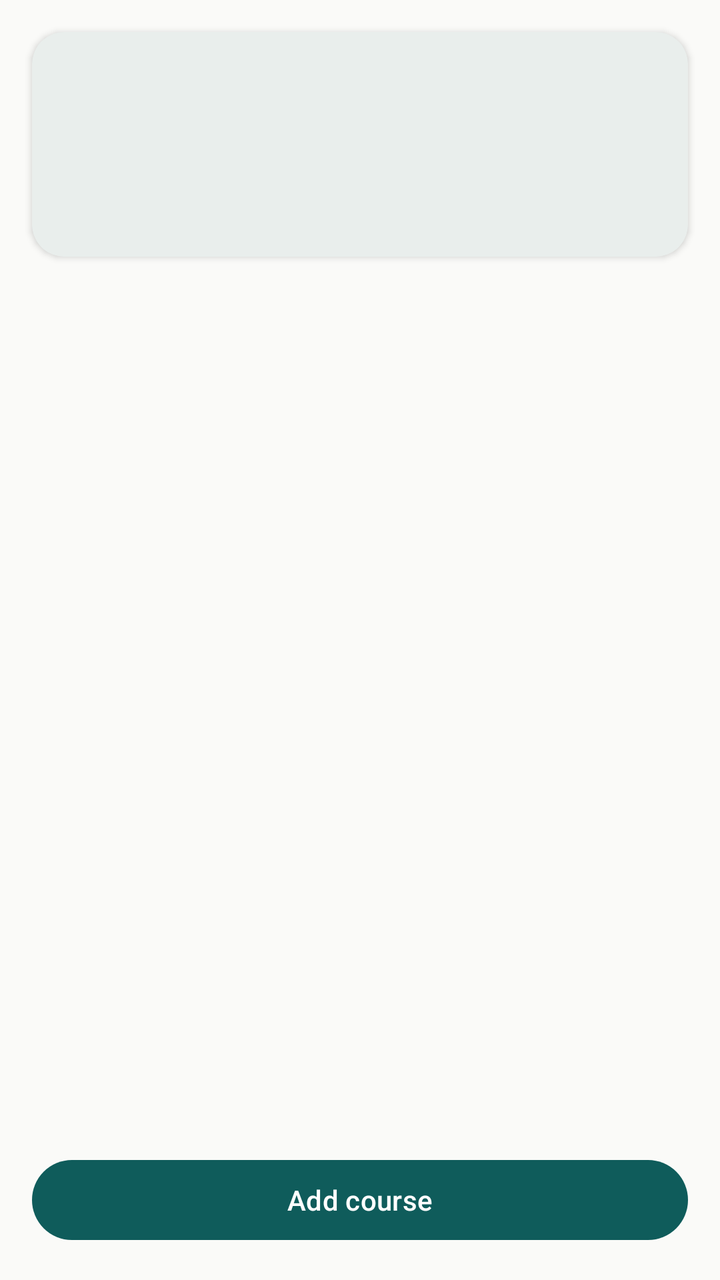
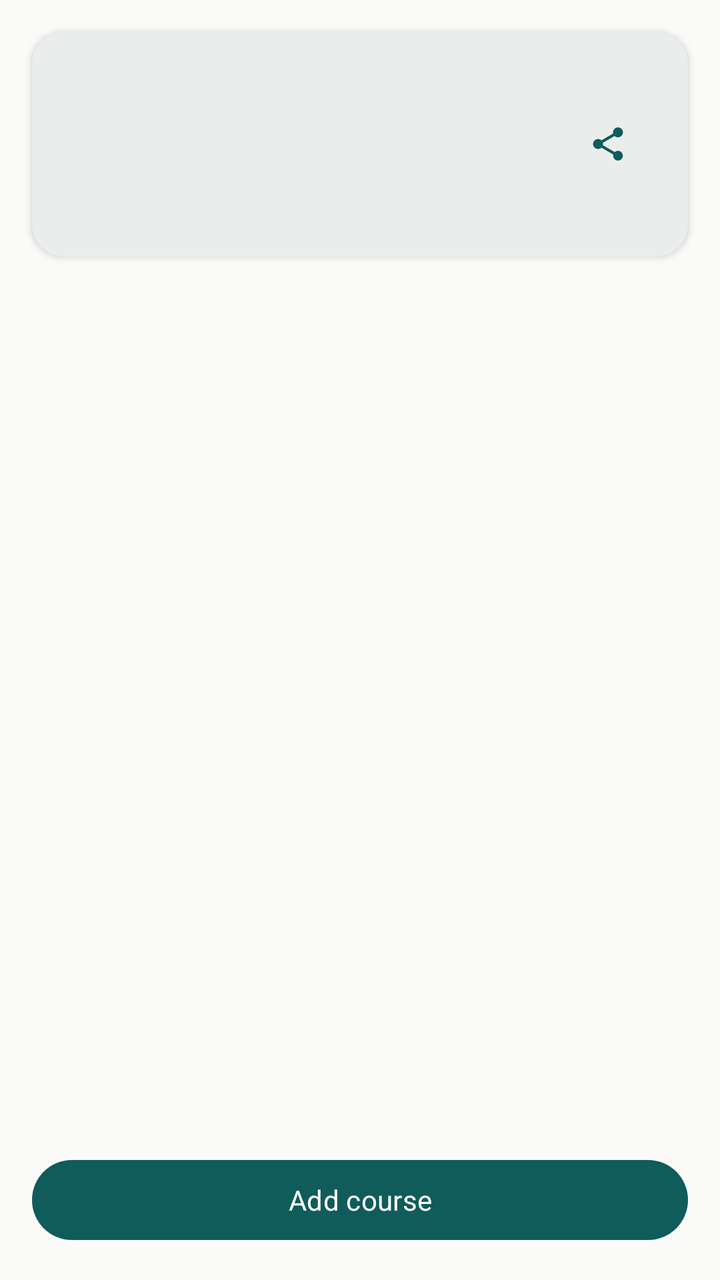

An Android layout rendered at two revisions. The XML below is the earlier revision; the diff shows what the commit changed to produce the second picture.
<!-- AndroidManifest.xml: application theme Theme.GpaCalc -->
<!-- res/layout/fragment_semester_detail.xml -->
<?xml version="1.0" encoding="utf-8"?>
<LinearLayout xmlns:android="http://schemas.android.com/apk/res/android"
    android:layout_width="match_parent"
    android:layout_height="match_parent"
    android:orientation="vertical">

    <com.google.android.material.card.MaterialCardView
        style="@style/Widget.GpaCalc.Card"
        android:layout_width="match_parent"
        android:layout_height="wrap_content"
        android:layout_margin="16dp">

        <LinearLayout
            android:layout_width="match_parent"
            android:layout_height="wrap_content"
            android:orientation="vertical">

            <TextView
                android:id="@+id/tv_semester_title"
                android:layout_width="wrap_content"
                android:layout_height="wrap_content"
                android:textAppearance="?attr/textAppearanceTitleLarge"
                android:textStyle="bold" />

            <TextView
                android:id="@+id/tv_semester_gpa"
                android:layout_width="wrap_content"
                android:layout_height="wrap_content"
                android:layout_marginTop="8dp"
                android:textColor="?attr/colorPrimary"
                android:textSize="32sp"
                android:textStyle="bold" />
        </LinearLayout>
    </com.google.android.material.card.MaterialCardView>

    <androidx.recyclerview.widget.RecyclerView
        android:id="@+id/recycler_courses"
        android:layout_width="match_parent"
        android:layout_height="0dp"
        android:layout_weight="1"
        android:clipToPadding="false"
        android:padding="16dp" />

    <com.google.android.material.button.MaterialButton
        android:id="@+id/btn_add_course"
        android:layout_width="match_parent"
        android:layout_height="wrap_content"
        android:layout_margin="16dp"
        android:text="@string/add_course" />
</LinearLayout>
<!-- resources referenced by this layout -->
<resources>
  <string name="add_course">Add course</string>
  <style name="Widget.GpaCalc.Card" parent="Widget.Material3.CardView.Elevated">
          <item name="cardCornerRadius">16dp</item>
          <item name="cardElevation">2dp</item>
          <item name="contentPadding">16dp</item>
          <item name="cardBackgroundColor">@color/paper</item>
      </style>
  <style name="Theme.GpaCalc" parent="Theme.Material3.Light.NoActionBar">
          
          <item name="colorPrimary">@color/deep_teal</item>
          <item name="colorOnPrimary">#FFFFFF</item>
          <item name="colorSecondary">@color/sun_gold</item>
          <item name="colorTertiary">@color/signal_green</item>
          
          
          <item name="android:windowBackground">@color/paper</item>
          <item name="colorSurface">@color/paper</item>
          <item name="colorOnSurface">@color/ink</item>
          <item name="colorSurfaceVariant">@color/mist</item>
          <item name="colorOnSurfaceVariant">@color/ink</item>
          
          
          <item name="colorOutline">@color/mist</item>
          <item name="colorOutlineVariant">@color/mist</item>
          
          
          <item name="android:statusBarColor">@color/deep_teal</item>
          <item name="android:navigationBarColor">@color/paper</item>
          
          
          <item name="colorError">@color/signal_red</item>
      </style>
  <color name="paper">#FAFAF8</color>
  <color name="deep_teal">#0F5C5B</color>
  <color name="sun_gold">#E8A93C</color>
  <color name="signal_green">#1E8E5A</color>
  <color name="ink">#12181F</color>
  <color name="mist">#E7EAE8</color>
  <color name="signal_red">#C4432B</color>
</resources>

<!-- the commit's change to res/layout/fragment_semester_detail.xml (unified diff, before → after) -->
@@ -1,5 +1,6 @@
 <?xml version="1.0" encoding="utf-8"?>
 <LinearLayout xmlns:android="http://schemas.android.com/apk/res/android"
+    xmlns:app="http://schemas.android.com/apk/res-auto"
     android:layout_width="match_parent"
     android:layout_height="match_parent"
     android:orientation="vertical">
@@ -10,27 +11,44 @@
         android:layout_height="wrap_content"
         android:layout_margin="16dp">
 
-        <LinearLayout
+        <RelativeLayout
             android:layout_width="match_parent"
-            android:layout_height="wrap_content"
-            android:orientation="vertical">
+            android:layout_height="wrap_content">
 
-            <TextView
-                android:id="@+id/tv_semester_title"
+            <LinearLayout
                 android:layout_width="wrap_content"
                 android:layout_height="wrap_content"
-                android:textAppearance="?attr/textAppearanceTitleLarge"
-                android:textStyle="bold" />
+                android:layout_alignParentStart="true"
+                android:orientation="vertical">
 
-            <TextView
-                android:id="@+id/tv_semester_gpa"
+                <TextView
+                    android:id="@+id/tv_semester_title"
+                    android:layout_width="wrap_content"
+                    android:layout_height="wrap_content"
+                    android:textAppearance="?attr/textAppearanceTitleLarge"
+                    android:textStyle="bold" />
+
+                <TextView
+                    android:id="@+id/tv_semester_gpa"
+                    android:layout_width="wrap_content"
+                    android:layout_height="wrap_content"
+                    android:layout_marginTop="8dp"
+                    android:textColor="?attr/colorPrimary"
+                    android:textSize="32sp"
+                    android:textStyle="bold" />
+            </LinearLayout>
+
+            <com.google.android.material.button.MaterialButton
+                android:id="@+id/btn_share_semester"
+                style="?attr/materialIconButtonStyle"
                 android:layout_width="wrap_content"
                 android:layout_height="wrap_content"
-                android:layout_marginTop="8dp"
-                android:textColor="?attr/colorPrimary"
-                android:textSize="32sp"
-                android:textStyle="bold" />
-        </LinearLayout>
+                android:layout_alignParentEnd="true"
+                android:layout_centerVertical="true"
+                app:icon="@drawable/ic_share"
+                app:iconTint="?attr/colorPrimary"
+                android:contentDescription="@string/share_result" />
+        </RelativeLayout>
     </com.google.android.material.card.MaterialCardView>
 
     <androidx.recyclerview.widget.RecyclerView
<!-- resource entries referenced after the edit -->
@@ -1,13 +1,22 @@
 <!-- resources referenced by this layout -->
 <resources>
+  <!-- drawable ic_share (drawable) -->
+  <vector xmlns:android="http://schemas.android.com/apk/res/android"
+      android:width="24dp" android:height="24dp"
+      android:viewportWidth="24" android:viewportHeight="24"
+      android:tint="?attr/colorOnPrimary">
+      <path android:fillColor="?attr/colorOnPrimary"
+          android:pathData="M18,16.08C17.24,16.08 16.56,16.38 16.04,16.85L8.91,12.7C8.96,12.47 9,12.24 9,12C9,11.76 8.96,11.53 8.91,11.3L15.96,7.19C16.5,7.69 17.21,8 18,8A3,3 0 0,0 21,5A3,3 0 0,0 18,2A3,3 0 0,0 15,5C15,5.24 15.04,5.47 15.09,5.7L8.04,9.81C7.5,9.31 6.79,9 6,9A3,3 0 0,0 3,12A3,3 0 0,0 6,15C6.79,15 7.5,14.69 8.04,14.19L15.16,18.34C15.11,18.55 15.08,18.77 15.08,19C15.08,20.61 16.39,21.91 18,21.91C19.61,21.91 20.92,20.61 20.92,19A2.92,2.92 0 0,0 18,16.08Z"/>
+  </vector>
   <string name="add_course">Add course</string>
+  <string name="share_result">Share Result</string>
   <style name="Widget.GpaCalc.Card" parent="Widget.Material3.CardView.Elevated">
           <item name="cardCornerRadius">16dp</item>
           <item name="cardElevation">2dp</item>
           <item name="contentPadding">16dp</item>
           <item name="cardBackgroundColor">@color/paper</item>
       </style>
-  <style name="Theme.GpaCalc" parent="Theme.Material3.Light.NoActionBar">
+  <style name="Theme.GpaCalc" parent="Theme.Material3.DayNight.NoActionBar">
           
           <item name="colorPrimary">@color/deep_teal</item>
           <item name="colorOnPrimary">#FFFFFF</item>
@@ -31,6 +40,10 @@
           
           
           <item name="colorError">@color/signal_red</item>
+          
+          <item name="android:fontFamily">sans-serif</item>
+          
+          <item name="materialCardViewStyle">@style/Widget.GpaCalc.Card</item>
       </style>
   <color name="paper">#FAFAF8</color>
   <color name="deep_teal">#0F5C5B</color>
